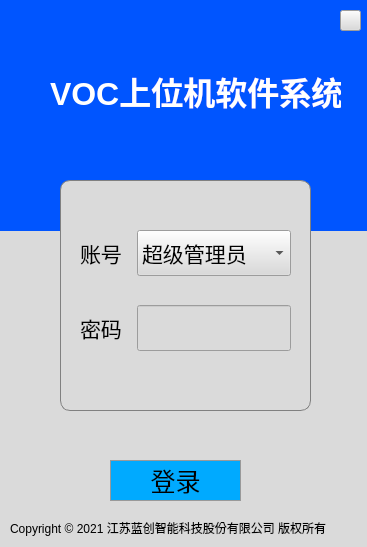
Old version of the form VocLogin/dialog.ui in the repository aa123Eason/workcode.
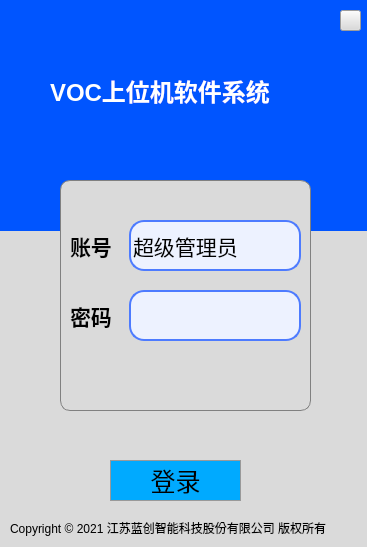
New version of the form. Icons and pictures are not drawn.

Patch:
```diff
--- a/VocLogin/dialog.ui
+++ b/VocLogin/dialog.ui
@@ -44,7 +44,7 @@
    </property>
    <property name="font">
     <font>
-     <pointsize>24</pointsize>
+     <pointsize>18</pointsize>
      <weight>75</weight>
      <bold>true</bold>
     </font>
@@ -100,20 +100,28 @@
    <widget class="QWidget" name="layoutWidget">
     <property name="geometry">
      <rect>
-      <x>20</x>
-      <y>50</y>
-      <width>211</width>
+      <x>10</x>
+      <y>40</y>
+      <width>231</width>
       <height>121</height>
      </rect>
     </property>
-    <layout class="QVBoxLayout" name="verticalLayout" stretch="2,1,2">
+    <layout class="QVBoxLayout" name="verticalLayout" stretch="3,1,3">
+     <property name="spacing">
+      <number>2</number>
+     </property>
      <item>
       <layout class="QHBoxLayout" name="horizontalLayout" stretch="1,3">
+       <property name="sizeConstraint">
+        <enum>QLayout::SetFixedSize</enum>
+       </property>
        <item>
         <widget class="QLabel" name="label_3">
          <property name="font">
           <font>
            <pointsize>16</pointsize>
+           <weight>75</weight>
+           <bold>true</bold>
           </font>
          </property>
          <property name="text">
@@ -134,6 +142,71 @@
            <pointsize>16</pointsize>
           </font>
          </property>
+         <property name="styleSheet">
+          <string notr="true">/*QCombobox主体*/
+QComboBox {
+    border: 2px solid #f3f3f3;/*设置线宽*/
+	background-color: rgb(237, 242, 255);/*背景颜色*/
+    border-radius: 15px;/*圆角*/
+    padding: 1px 2px 1px 2px;  /*针对于组合框中的文本内容*/
+	text-align:bottom;
+    /*min-height: 5em;*/
+
+	border-style:solid;/*边框为实线型*/
+	border-width:2px;/*边框宽度*/
+	border-color:rgb(77, 123, 255);/*边框颜色*/
+
+	
+}
+/*QCombobox右侧按钮*/
+QComboBox::drop-down {
+    subcontrol-origin: padding;
+    subcontrol-position: top right;/*放于右方顶部*/
+    width: 20px;/*设置按钮范围宽度*/
+ 	/*border-radius: 15px;
+    border-left-width: 1px;
+    border-left-color: darkgray;
+    border-left-style: solid;*/
+
+    border-top-right-radius: 3px;/*设置边框圆角*/
+    border-bottom-right-radius: 3px;
+/*padding-right: 50px;*/
+}
+
+
+
+/* 下拉后，整个下拉窗体样式 */
+QComboBox QAbstractItemView {
+    border: 2px solid #f3f3f3;/*边框宽度、线形、颜色*/
+	background-color: rgba(237, 242, 255, 1);/*背景颜色*/
+    border-radius: 15px;/*圆角*/
+    padding: 1px 2px 1px 2px;  /*针对于组合框中的文本内容*/
+    min-width: 9em;   /*# 组合框的最小宽度*/
+}
+
+/* 下拉后，整个下拉窗体每项的样式 */
+QComboBox QAbstractItemView::item {
+	border-radius: 15px;/*圆角*/
+    height: 30px;   /* 项的高度（设置pComboBox-&gt;setView(new QListView());后，该项才起作用） */
+	background-color: rgb(237, 242, 255);
+
+}
+
+/*以下部分不知为何不生效，有待调试*/
+/* 下拉后，整个下拉窗体越过每项的样式 */
+QComboBox QAbstractItemView::item:hover {
+    color: #FFFFF0;
+       /* 整个下拉窗体越过每项的背景色 */
+	background-color: rgb(98, 0, 255);
+}
+
+/* 下拉后，整个下拉窗体被选择的每项的样式 */
+QComboBox QAbstractItemView::item:selected {
+    color: #FFFFF0;
+	background-color: rgb(0, 85, 200);
+}
+</string>
+         </property>
          <item>
           <property name="text">
            <string>超级管理员</string>
@@ -173,6 +246,8 @@
          <property name="font">
           <font>
            <pointsize>16</pointsize>
+           <weight>75</weight>
+           <bold>true</bold>
           </font>
          </property>
          <property name="text">
@@ -190,13 +265,34 @@
          </property>
          <property name="font">
           <font>
-           <pointsize>16</pointsize>
+           <family>微软雅黑</family>
+           <pointsize>12</pointsize>
+           <weight>9</weight>
+           <italic>false</italic>
+           <bold>false</bold>
           </font>
          </property>
          <property name="styleSheet">
-          <string notr="true">border-top-color: rgb(255, 255, 255);
-border-left-color: rgb(255, 255, 255);
-border-right-color: rgb(255, 255, 255);</string>
+          <string notr="true">QLineEdit
+{
+	border: 2px solid #f3f3f3;/*设置线宽*/
+	background-color: rgb(237, 242, 255);/*背景颜色*/
+    border-radius: 15px;/*圆角*/
+    padding: 1px 2px 1px 2px;  /*针对于组合框中的文本内容*/
+	text-align:bottom;
+    
+    /*min-height: 5em;*/
+
+	border-style:solid;/*边框为实线型*/
+	border-width:2px;/*边框宽度*/
+	border-color:rgb(77, 123, 255);/*边框颜色*/
+
+	
+	
+	color: rgb(0, 0, 0);
+	
+	font: 75 12pt &quot;微软雅黑&quot;;
+}</string>
          </property>
         </widget>
        </item>
```
Left out of the diff: 3 changed lines with no effect on the pictures.
